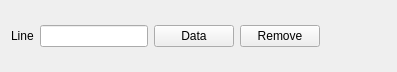
Old version of the form Hardware Monitor Applet/GUI/NormalLineWidget.ui in the repository jimmyd-be/Hardware-Monitor-Applet.
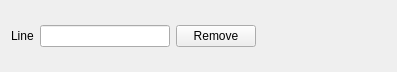
New version of the form.

Commit message:
Implement normal screen GUis.
Create different widget for GUI.

Patch:
```diff
--- a/Hardware Monitor Applet/GUI/NormalLineWidget.ui
+++ b/Hardware Monitor Applet/GUI/NormalLineWidget.ui
@@ -26,13 +26,6 @@
      <item>
       <widget class="QLineEdit" name="lineText"/>
      </item>
-     <item>
-      <widget class="QPushButton" name="dataButton">
-       <property name="text">
-        <string>Data</string>
-       </property>
-      </widget>
-     </item>
      <item>
       <widget class="QPushButton" name="removeButton">
        <property name="text">
```
Left out of the diff: 4 changed lines with no effect on the pictures. The commit also changes 21 other files.
